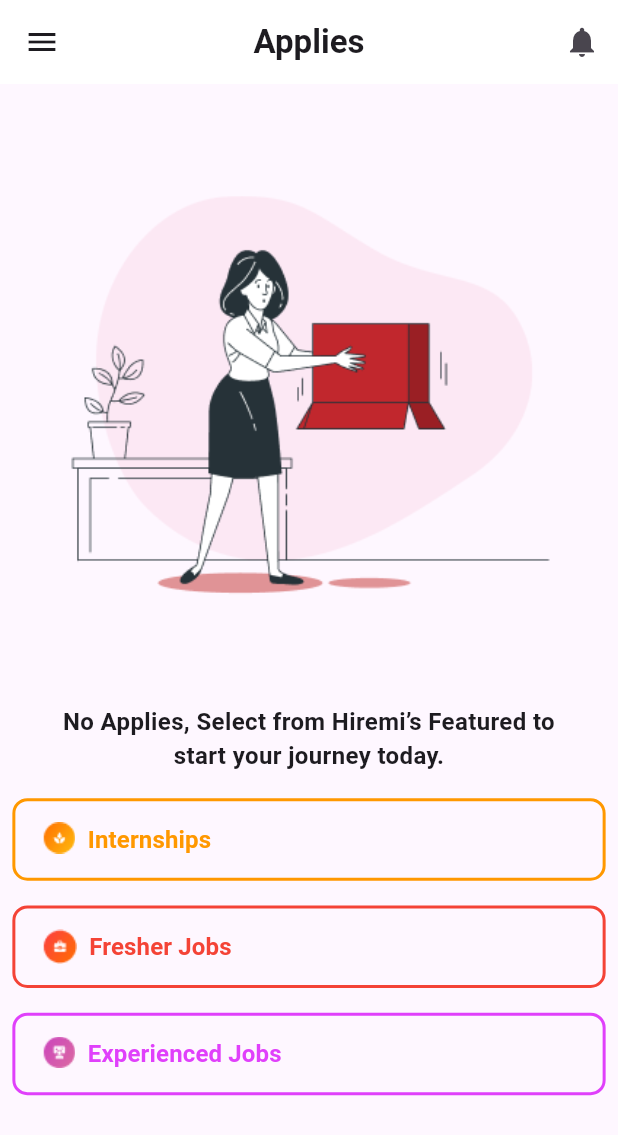
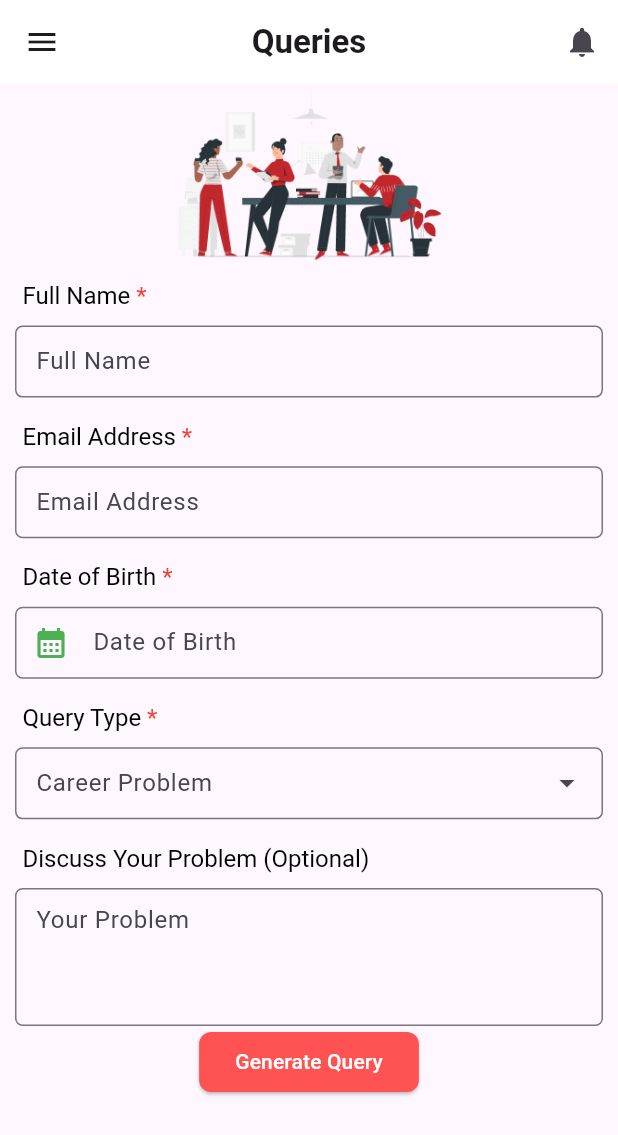
Before and after one commit to Lodhakhushi/CRTD_Hiremi, a Flutter app: the screen it shows after launch, on a phone screen of 412 x 824 dp. Shown: the top 1135 px of the screen. Run offline on Flutter 3.47's test engine with Material 3 defaults, Android fonts, the phone set to English and light mode, and no system bars.

Commit message:
Help & Support, Queries screen Added

```diff
--- a/lib/main.dart
+++ b/lib/main.dart
@@ -1,6 +1,9 @@
 import 'package:flutter/material.dart';
 import 'package:hiremi/screens/About_us.dart';
 import 'package:hiremi/screens/Applies.dart';
+import 'package:hiremi/screens/Experienced_Jobs.dart';
+import 'package:hiremi/screens/Help_Support.dart';
+import 'package:hiremi/screens/Queries.dart';
 
 
 
@@ -36,7 +39,7 @@ class MyApp extends StatelessWidget {
         colorScheme: ColorScheme.fromSeed(seedColor: Colors.deepPurple),
         useMaterial3: true,
       ),
-      home:Applies()
+      home:Queries()
     );
   }
 }
--- /dev/null
+++ b/lib/screens/Queries.dart
@@ -0,0 +1,271 @@
+import 'package:flutter/material.dart';
+
+class Queries extends StatefulWidget {
+  const Queries({super.key});
+
+  @override
+  State<Queries> createState() => _QueriesState();
+}
+
+class _QueriesState extends State<Queries> {
+  @override
+  Widget build(BuildContext context) {
+    final screenWidth = MediaQuery.of(context).size.width;
+    final screenHeight = MediaQuery.of(context).size.height;
+
+    return Scaffold(
+        appBar: AppBar(
+          backgroundColor: Colors.white,
+          title: const Text(
+            "Queries",
+            style: TextStyle(fontWeight: FontWeight.bold),
+          ),
+          leading: IconButton(onPressed: () {}, icon: Icon(Icons.menu)),
+          centerTitle: true,
+          actions: [
+            IconButton(
+              onPressed: () {},
+              icon: const Icon(Icons.notifications),
+            ),
+          ],
+        ),
+        body: SingleChildScrollView(
+          child: Column(
+            crossAxisAlignment: CrossAxisAlignment.start,
+            children: [
+              Center(
+                  child: Padding(
+                padding: EdgeInsets.all(screenHeight * 0.00),
+                child: Image.asset(
+                  'assets/images/At the office-pana.png',
+                  height: screenHeight * 0.150,
+                ),
+              )),
+              SizedBox(
+                height: screenHeight * 0.01,
+              ),
+              Column(
+                crossAxisAlignment: CrossAxisAlignment.start,
+                children: [
+                  Padding(
+                    padding: const EdgeInsets.symmetric(horizontal: 15.0),
+                    child: RichText(
+                      text: TextSpan(
+                        text: 'Full Name', // First part of the text
+                        style: TextStyle(
+                          color: Colors.black, // Style for the first part
+                          fontSize: 16.0,
+                        ),
+                        children: <TextSpan>[
+                          TextSpan(
+                            text: ' *', // Second part of the text
+                            style: TextStyle(
+                              color: Colors.red, // Style for the second part
+                              fontSize: 16.0,
+                            ),
+                          ),
+                        ],
+                      ),
+                    ),
+                  ),
+                  SizedBox(
+                    height: screenHeight * 0.01,
+                  ),
+                  Padding(
+                    padding: const EdgeInsets.fromLTRB(10.0, 2.0, 10.0, 0),
+                    // Adjusted padding to remove space between label and text field
+                    child: TextFormField(
+                      decoration: InputDecoration(
+                        hintText: 'Full Name',
+                        contentPadding: EdgeInsets.symmetric(
+                            vertical: 10.0, horizontal: 10.0),
+                        border: OutlineInputBorder(
+                          borderRadius: BorderRadius.circular(5),
+                        ),
+                      ),
+                    ),
+                  ),
+                  SizedBox(
+                    height: screenHeight * 0.02,
+                  ),
+                  Padding(
+                    padding: const EdgeInsets.symmetric(horizontal: 15.0),
+                    child: RichText(
+                      text: TextSpan(
+                        text: 'Email Address', // First part of the text
+                        style: TextStyle(
+                          color: Colors.black, // Style for the first part
+                          fontSize: 16.0,
+                        ),
+                        children: <TextSpan>[
+                          TextSpan(
+                            text: ' *', // Second part of the text
+                            style: TextStyle(
+                              color: Colors.red, // Style for the second part
+                              fontSize: 16.0,
+                            ),
+                          ),
+                        ],
+                      ),
+                    ),
+                  ),
+                  SizedBox(
+                    height: screenHeight * 0.01,
+                  ),
+                  Padding(
+                    padding: const EdgeInsets.fromLTRB(10.0, 2.0, 10.0, 0),
+                    // Adjusted padding to remove space between label and text field
+                    child: TextFormField(
+                      decoration: InputDecoration(
+                        hintText: 'Email Address',
+                        contentPadding: EdgeInsets.symmetric(
+                            vertical: 10.0, horizontal: 10.0),
+                        border: OutlineInputBorder(
+                          borderRadius: BorderRadius.circular(5),
+                        ),
+                      ),
+                    ),
+                  ),
+                  SizedBox(
+                    height: screenHeight * 0.02,
+                  ),
+                  Padding(
+                    padding: const EdgeInsets.symmetric(horizontal: 15.0),
+                    child: RichText(
+                      text: TextSpan(
+                        text: 'Date of Birth', // First part of the text
+                        style: TextStyle(
+                          color: Colors.black, // Style for the first part
+                          fontSize: 16.0,
+                        ),
+                        children: <TextSpan>[
+                          TextSpan(
+                            text: ' *', // Second part of the text
+                            style: TextStyle(
+                              color: Colors.red, // Style for the second part
+                              fontSize: 16.0,
+                            ),
+                          ),
+                        ],
+                      ),
+                    ),
+                  ),
+                  SizedBox(
+                    height: screenHeight * 0.01,
+                  ),
+                  Padding(
+                    padding: const EdgeInsets.fromLTRB(10.0, 2.0, 10.0, 0),
+                    // Adjusted padding to remove space between label and text field
+                    child: TextFormField(
+                      decoration: InputDecoration(
+                        prefixIcon: Icon(
+                          Icons.calendar_month,
+                          color: Colors.green,
+                        ),
+                        hintText: 'Date of Birth',
+                        contentPadding: EdgeInsets.symmetric(
+                            vertical: 10.0, horizontal: 10.0),
+                        border: OutlineInputBorder(
+                          borderRadius: BorderRadius.circular(5),
+                        ),
+                      ),
+                    ),
+                  ),
+                  SizedBox(
+                    height: screenHeight * 0.02,
+                  ),
+                  Padding(
+                    padding: const EdgeInsets.symmetric(horizontal: 15.0),
+                    child: RichText(
+                      text: TextSpan(
+                        text: 'Query Type', // First part of the text
+                        style: TextStyle(
+                          color: Colors.black, // Style for the first part
+                          fontSize: 16.0,
+                        ),
+                        children: <TextSpan>[
+                          TextSpan(
+                            text: ' *', // Second part of the text
+                            style: TextStyle(
+                              color: Colors.red, // Style for the second part
+                              fontSize: 16.0,
+                            ),
+                          ),
+                        ],
+                      ),
+                    ),
+                  ),
+                  SizedBox(
+                    height: screenHeight * 0.01,
+                  ),
+                  Padding(
+                    padding: const EdgeInsets.fromLTRB(10.0, 2.0, 10.0, 0),
+                    // Adjusted padding to remove space between label and text field
+                    child: TextFormField(
+                      decoration: InputDecoration(
+                        suffixIcon: Icon(Icons.arrow_drop_down),
+                        hintText: 'Career Problem',
+                        contentPadding: EdgeInsets.symmetric(
+                            vertical: 10.0, horizontal: 10.0),
+                        border: OutlineInputBorder(
+                          borderRadius: BorderRadius.circular(5),
+                        ),
+                      ),
+                    ),
+                  ),
+                  SizedBox(
+                    height: screenHeight * 0.02,
+                  ),
+                  Padding(
+                    padding: const EdgeInsets.symmetric(horizontal: 15.0),
+                    child: RichText(
+                      text: TextSpan(
+                        text: 'Discuss Your Problem (Optional)',
+                        // First part of the text
+                        style: TextStyle(
+                          color: Colors.black, // Style for the first part
+                          fontSize: 16.0,
+                        ),
+                      ),
+                    ),
+                  ),
+                  SizedBox(
+                    height: screenHeight * 0.01,
+                  ),
+                  Padding(
+                    padding: const EdgeInsets.fromLTRB(10.0, 2.0, 10.0, 0),
+                    // Adjusted padding to remove space between label and text field
+                    child: TextFormField(
+                      maxLines: 3,
+                      decoration: InputDecoration(
+                        hintText: 'Your Problem',
+                        contentPadding: EdgeInsets.symmetric(
+                            vertical: 10.0, horizontal: 10.0),
+                        border: OutlineInputBorder(
+                          borderRadius: BorderRadius.circular(5),
+                        ),
+                      ),
+                    ),
+                  ),
+                  Center(
+                    child: ElevatedButton(
+                      onPressed: () {},
+                      style: ElevatedButton.styleFrom(
+                        backgroundColor: Colors.redAccent, // Background color
+                        shape: RoundedRectangleBorder(
+                          borderRadius: BorderRadius.circular(8.0),
+                        ),
+                      ),
+                      child: Text(
+                        'Generate Query',
+                        style: TextStyle(color: Colors.white),
+                      ),
+                    ),
+                  ),
+                ],
+              ),
+            ],
+          ),
+        ));
+  }
+}
--- a/pubspec.yaml
+++ b/pubspec.yaml
@@ -68,6 +68,12 @@ flutter:
     - assets/images/Group 170 (2).png
     - assets/images/Subscriber-bro.png
     - assets/images/main (1).png
+    - assets/images/Contact us-cuate (1).png
+    - assets/images/call_log.png
+    - assets/images/Group 214 (1).png
+    - assets/images/Group 214 (2).png
+    - assets/images/Group 33528.png
+    - assets/images/At the office-pana.png
   #   - images/a_dot_ham.jpeg
 
   # An image asset can refer to one or more resolution-specific "variants", see
```
Also changed, not shown: lib/screens/Help_Support.dart (added, +242 -0 lines), lib/widgets/custom_alert1.dart (added, +80 -0 lines), lib/widgets/custom_alert_2.dart (added, +83 -0 lines), assets/images/At the office-pana.png (added), assets/images/Contact us-cuate (1).png (added), assets/images/Group 214 (1).png (added), assets/images/Group 214 (2).png (added), assets/images/Group 33528.png (added), assets/images/call_log.png (added).
